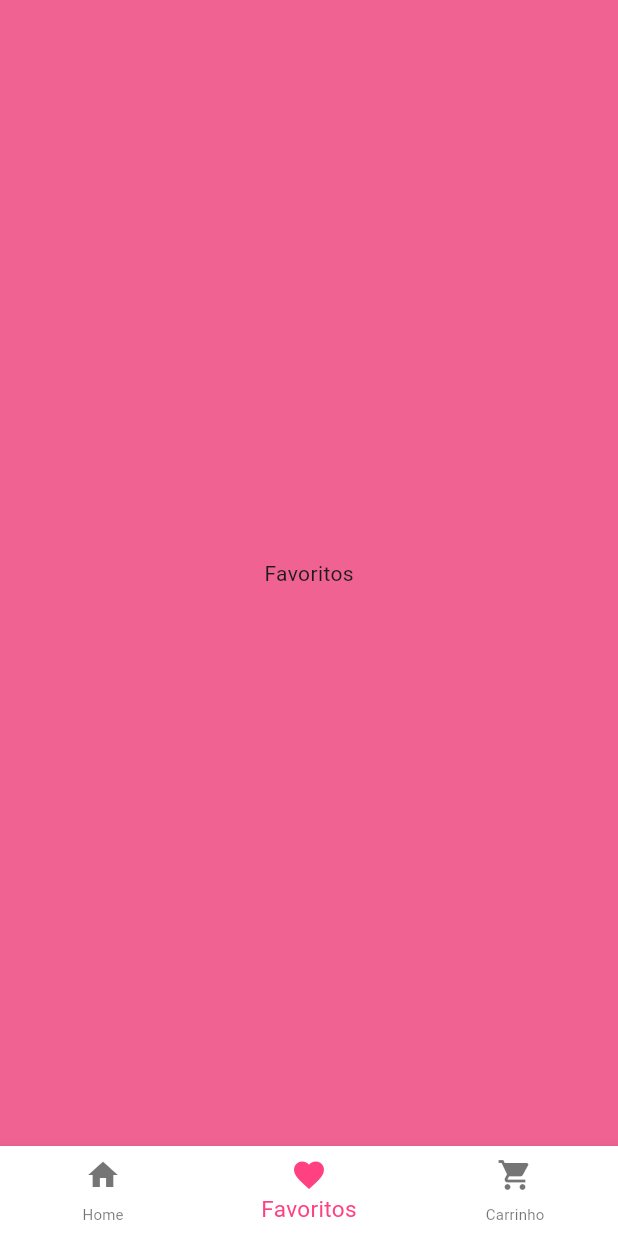
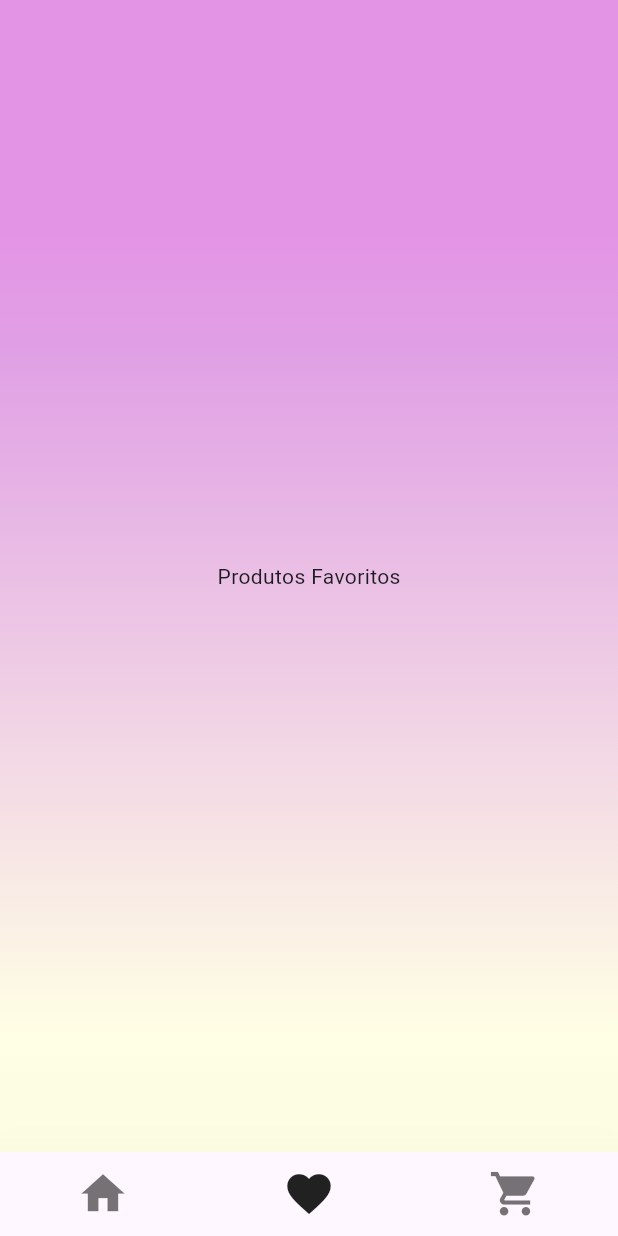
Before and after one commit to glecia27/projetoenxoval, a Flutter app: the screen it shows after launch, item 2 of the bottom bar chosen, on a phone screen of 412 x 824 dp. Run offline on Flutter 3.47's test engine with Material 3 defaults, Android fonts, the phone set to English and light mode, and no system bars; our stand-ins replace device_preview.

Commit message:
Adicionado cores degrade

```diff
--- a/lib/paginas/favoritos_page.dart
+++ b/lib/paginas/favoritos_page.dart
@@ -10,10 +10,21 @@ class FavoritosPage extends StatefulWidget {
 class _FavoritosPageState extends State<FavoritosPage> {
   @override
   Widget build(BuildContext context) {
-    return Column(
-      mainAxisAlignment: MainAxisAlignment.center,
-      crossAxisAlignment: CrossAxisAlignment.center,
-      children: [Center(child: Text('Favoritos'))],
+    return Container(
+      decoration: BoxDecoration(
+        gradient: LinearGradient(
+          begin: Alignment.topCenter,
+          end: Alignment.bottomCenter,
+          colors: [Color(0xFFE494E5), Color(0xFFE09FE5), Color(0xFFFFFFE5)],
+          stops: [0.2, 0.3, 0.9],
+        ),
+      ),
+
+      child: Column(
+        mainAxisAlignment: MainAxisAlignment.center,
+        crossAxisAlignment: CrossAxisAlignment.center,
+        children: [Center(child: Text('Produtos Favoritos'))],
+      ),
     );
   }
 }
--- a/lib/paginas/home_page.dart
+++ b/lib/paginas/home_page.dart
@@ -13,10 +13,7 @@ class HomePage extends StatefulWidget {
 
 class _HomePageState extends State<HomePage> {
   int _selectedIndex = 0;
-  static const TextStyle optionStyle = TextStyle(
-    fontSize: 30,
-    fontWeight: FontWeight.bold,
-  );
+
   static const List<Widget> _widgetOptions = <Widget>[
     ListProdutos(),
     FavoritosPage(),
@@ -33,27 +30,23 @@ class _HomePageState extends State<HomePage> {
   Widget build(BuildContext context) {
     return SafeArea(
       child: Scaffold(
-        backgroundColor: Colors.pink[300],
-        body: Center(child: _widgetOptions.elementAt(_selectedIndex)),
+        body: _widgetOptions.elementAt(_selectedIndex),
         bottomNavigationBar: BottomNavigationBar(
-          backgroundColor: Colors.white,
-          selectedFontSize: 15,
-          unselectedFontSize: 10,
-          showSelectedLabels: true,
-          enableFeedback: true,
+          showSelectedLabels: false,
+          showUnselectedLabels: false,
+          selectedFontSize: 0.0,
+          unselectedFontSize: 0.0,
+          //backgroundColor: Colors.transparent,
+          iconSize: 35,
+          elevation: 150,
+
           items: [
-            BottomNavigationBarItem(icon: Icon(Icons.home), label: 'Home'),
-            BottomNavigationBarItem(
-              icon: Icon(Icons.favorite),
-              label: 'Favoritos',
-            ),
-            BottomNavigationBarItem(
-              icon: Icon(Icons.shopping_cart),
-              label: 'Carrinho',
-            ),
+            BottomNavigationBarItem(icon: Icon(Icons.home), label: ''),
+            BottomNavigationBarItem(icon: Icon(Icons.favorite), label: ''),
+            BottomNavigationBarItem(icon: Icon(Icons.shopping_cart), label: ''),
           ],
           currentIndex: _selectedIndex,
-          selectedItemColor: Colors.pinkAccent,
+          selectedItemColor: Colors.black87,
           onTap: _onItemTapped,
         ),
       ),
```
Also changed, not shown: lib/paginas/carrinho_page.dart (+15 -4 lines), lib/paginas/list_produtos.dart (+16 -4 lines).
